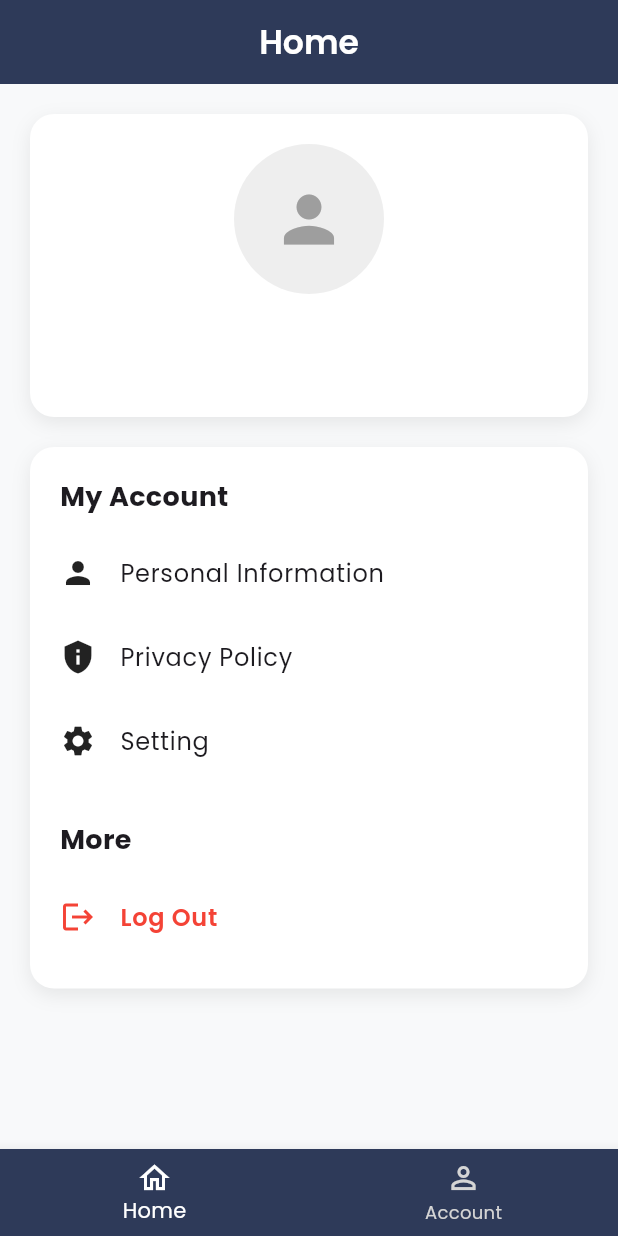
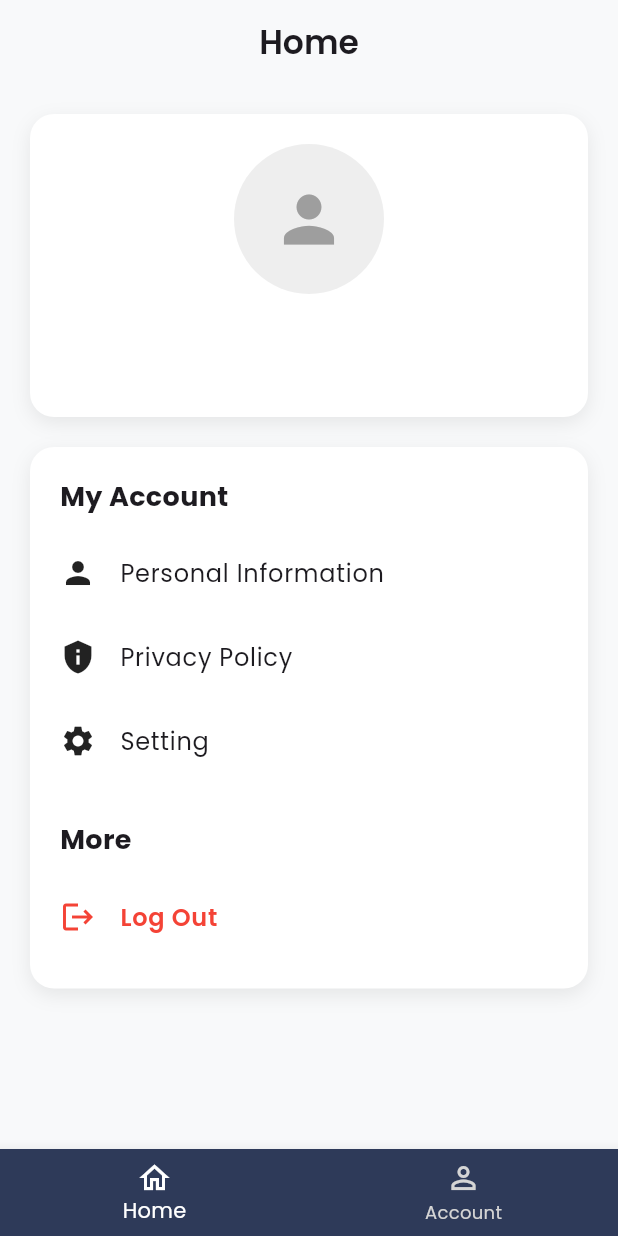
Before and after one commit to halolutfii/football-venue-booking-app, a Flutter app: the MainScreen screen opened directly with empty values, on a phone screen of 412 x 824 dp. Run offline on Flutter 3.47's test engine with Material 3 defaults, Android fonts, the phone set to English and light mode, and no system bars; our stand-ins replace cloud_firestore, firebase_auth, flutter_dotenv, geolocator, google_fonts, google_sign_in and 1 more; missing offline and left inert: flutter_osm_plugin; accounts and stored records are empty.

Commit message:
[update]: change color for scaffold background color and app bar

```diff
--- a/lib/main.dart
+++ b/lib/main.dart
@@ -5,16 +5,12 @@ import 'package:football_venue_booking_app/config/env.dart';
 import 'package:football_venue_booking_app/config/navigation_config.dart';
 import 'package:football_venue_booking_app/config/user_role.dart';
 import 'package:football_venue_booking_app/providers/venue_provider.dart';
-import 'package:football_venue_booking_app/screen/pages/user/booking_screen.dart';
 import 'package:football_venue_booking_app/services/venue_service.dart';
 import 'package:provider/provider.dart';
 import 'package:google_fonts/google_fonts.dart';
 
 import 'providers/auth_provider.dart';
 import 'providers/user_provider.dart';
-
-import 'screen/pages/home_screen.dart';
-import 'screen/pages/account_screen.dart';
 
 import 'widgets/appbar.dart';
 
@@ -65,6 +61,8 @@ class MyApp extends StatelessWidget {
       theme: ThemeData(
         useMaterial3: true,
         textTheme: GoogleFonts.poppinsTextTheme(),
+        scaffoldBackgroundColor: Color(0xFFF8F9FA),
+        appBarTheme: AppBarTheme(backgroundColor: Color(0xFFF8F9FA)),
       ),
       initialRoute: AppRoutes.splashscreen,
       onGenerateRoute: AppRoutes.generateRoute,
--- a/lib/screen/pages/account_screen.dart
+++ b/lib/screen/pages/account_screen.dart
@@ -1,4 +1,3 @@
-import 'dart:io';
 import 'package:flutter/material.dart';
 import 'package:provider/provider.dart';
 
@@ -24,7 +23,7 @@ class AccountScreen extends StatelessWidget {
   @override
   Widget build(BuildContext context) {
     return Scaffold(
-      backgroundColor: const Color(0xFFF8F9FA),
+      // backgroundColor: const Color(0xFFF8F9FA),
       body: Consumer<UserProvider>(
         builder: (context, profileProvider, child) {
           if (profileProvider.isLoading) {
--- a/lib/screen/pages/home_screen.dart
+++ b/lib/screen/pages/home_screen.dart
@@ -1,4 +1,3 @@
-import 'dart:io';
 import 'package:flutter/material.dart';
 import 'package:google_fonts/google_fonts.dart';
 import 'package:provider/provider.dart';
@@ -11,7 +10,7 @@ class HomeScreen extends StatelessWidget {
   @override
   Widget build(BuildContext context) {
     return Scaffold(
-      backgroundColor: const Color(0xFFF8F9FA),
+      // backgroundColor: const Color(0xFFF8F9FA),
       body: Consumer<UserProvider>(
         builder: (context, profileProvider, child) {
           if (profileProvider.isLoading) {
--- a/lib/screen/pages/owner/home_screen.dart
+++ b/lib/screen/pages/owner/home_screen.dart
@@ -33,6 +33,7 @@ class _OwnerHomeState extends State<OwnerHomeScreen> {
             final venue = venueProvider.venues[index];
 
             return Card(
+              color: Colors.white,
               child: ListTile(
                 title: Text(venue.name),
                 subtitle: Text(venue.description!),
--- a/lib/widgets/appbar.dart
+++ b/lib/widgets/appbar.dart
@@ -4,16 +4,13 @@ class CustomAppBar extends StatelessWidget implements PreferredSizeWidget {
   final String? title;
   final PreferredSizeWidget? bottom;
 
-  const CustomAppBar({
-    Key? key,
-    this.title,
-    this.bottom,
-  }) : super(key: key);
+  const CustomAppBar({super.key, this.title, this.bottom});
 
   @override
   Size get preferredSize {
     return Size.fromHeight(
-      (title != null ? kToolbarHeight : 0) + (bottom?.preferredSize.height ?? 0),
+      (title != null ? kToolbarHeight : 0) +
+          (bottom?.preferredSize.height ?? 0),
     );
   }
 
@@ -21,13 +18,13 @@ class CustomAppBar extends StatelessWidget implements PreferredSizeWidget {
   Widget build(BuildContext context) {
     return AppBar(
       elevation: 0,
-      backgroundColor: const Color(0xFF2E3A59),
+      // backgroundColor: const Color(0xFF2E3A59),
       automaticallyImplyLeading: false,
       title: title != null && title!.isNotEmpty
           ? Text(
               title!,
               style: const TextStyle(
-                color: Colors.white,
+                // color: Colors.white,
                 fontWeight: FontWeight.w600,
               ),
             )
```
Also changed, not shown: lib/screen/pages/user/booking_screen.dart (+4 -4 lines).
